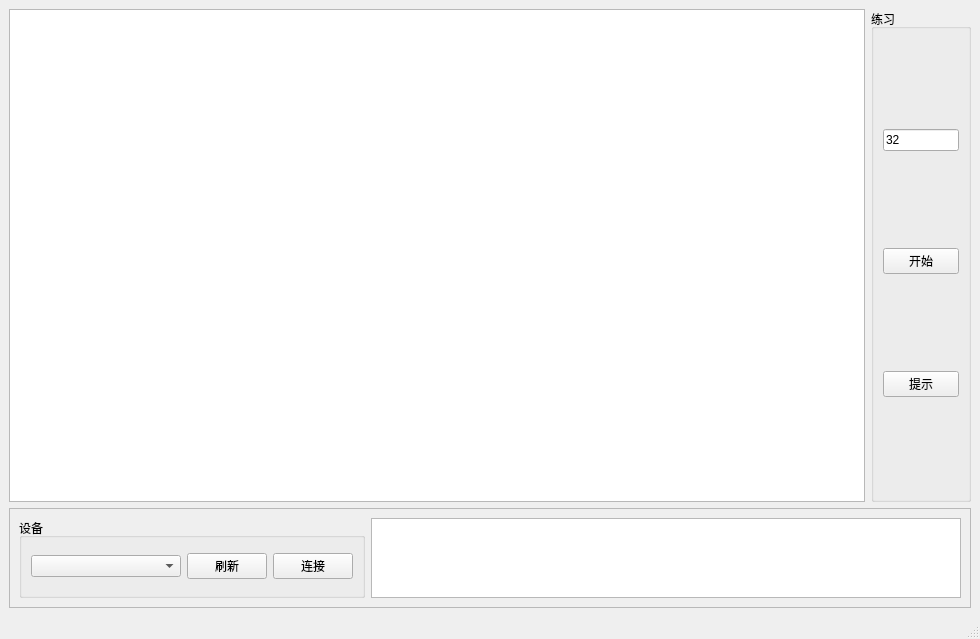
First picture: the form in mainwindow.ui, repository niliumnm/QMusic, before the edit.
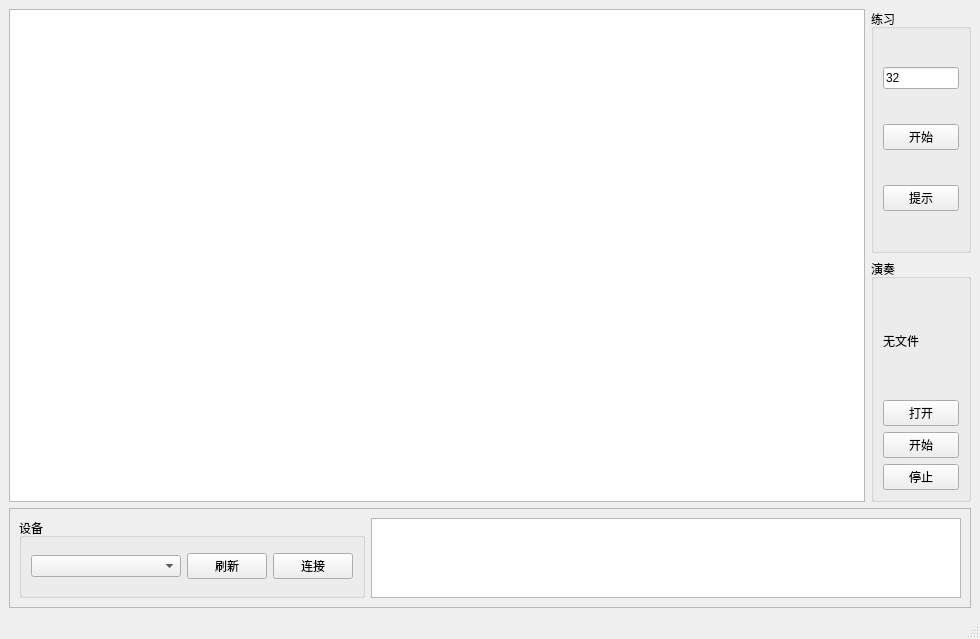
Second picture: the form after the edit.

Diff of the .ui file:
```diff
--- a/mainwindow.ui
+++ b/mainwindow.ui
@@ -14,13 +14,13 @@
    <string>MainWindow</string>
   </property>
   <widget class="QWidget" name="centralwidget">
-   <layout class="QVBoxLayout" name="verticalLayout_2">
-    <item>
-     <layout class="QHBoxLayout" name="horizontalLayout_3">
-      <item>
+   <layout class="QGridLayout" name="gridLayout_2">
+    <item row="0" column="0">
+     <layout class="QGridLayout" name="gridLayout">
+      <item row="0" column="0" rowspan="2">
        <widget class="QGraphicsView" name="noteGraphView"/>
       </item>
-      <item>
+      <item row="0" column="1">
        <widget class="QGroupBox" name="groupBox_2">
         <property name="maximumSize">
          <size>
@@ -56,6 +56,49 @@
         </layout>
        </widget>
       </item>
+      <item row="1" column="1">
+       <widget class="QGroupBox" name="groupBox_3">
+        <property name="maximumSize">
+         <size>
+          <width>100</width>
+          <height>16777215</height>
+         </size>
+        </property>
+        <property name="title">
+         <string>演奏</string>
+        </property>
+        <layout class="QVBoxLayout" name="verticalLayout_2">
+         <item>
+          <widget class="QLabel" name="labFileName">
+           <property name="text">
+            <string>无文件</string>
+           </property>
+          </widget>
+         </item>
+         <item>
+          <widget class="QPushButton" name="btnOpenFile">
+           <property name="text">
+            <string>打开</string>
+           </property>
+          </widget>
+         </item>
+         <item>
+          <widget class="QPushButton" name="btnStartPlay">
+           <property name="text">
+            <string>开始</string>
+           </property>
+          </widget>
+         </item>
+         <item>
+          <widget class="QPushButton" name="btnStopPlay">
+           <property name="text">
+            <string>停止</string>
+           </property>
+          </widget>
+         </item>
+        </layout>
+       </widget>
+      </item>
      </layout>
     </item>
     <item>
```
Left out of the diff: 2 changed lines with no effect on the pictures.
